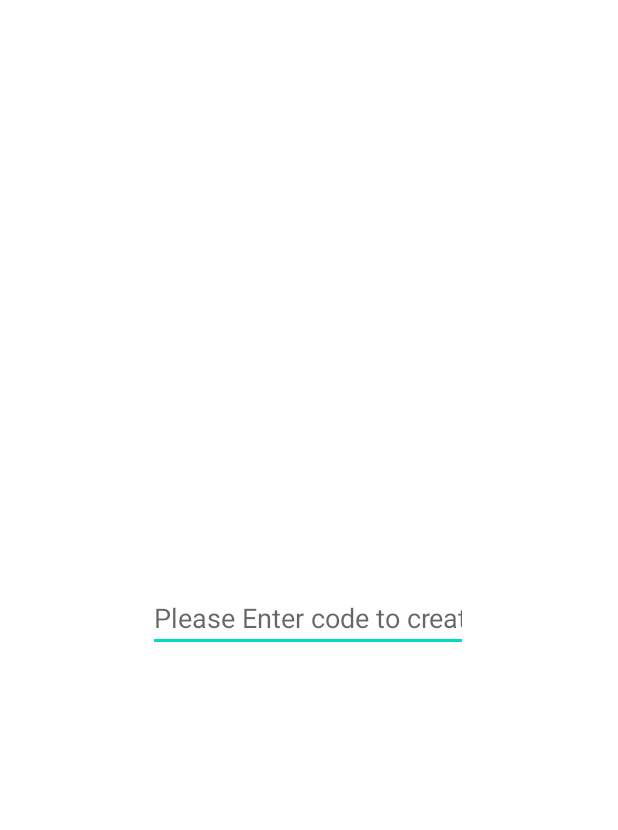
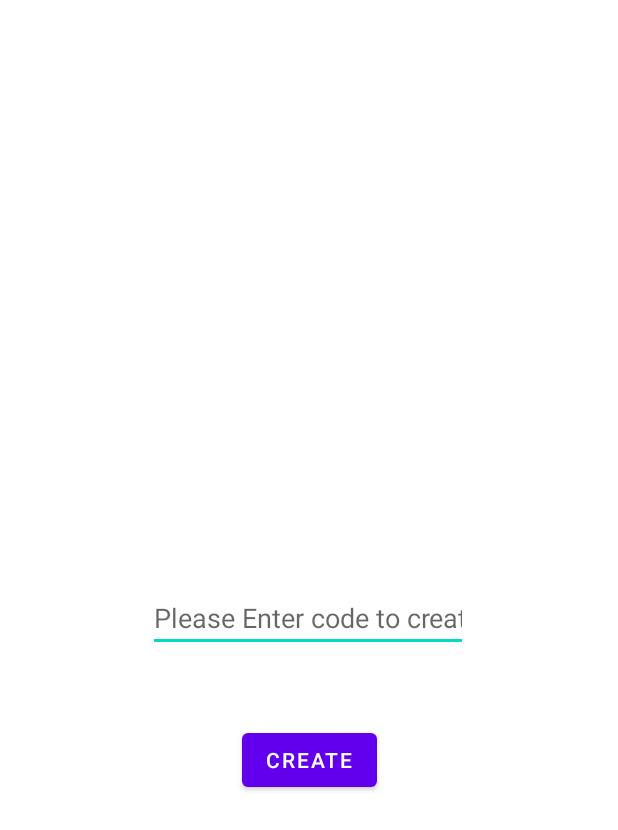
Before and after one commit to Ram-20062003/Track-Droid, an Android app: the createCircle screen opened directly, with no data from a screen before it, on a phone screen of 412 x 824 dp. Shown: the top 830 px of the screen. Run offline under Robolectric (Android 15) with nearby library versions, the phone set to English and light mode, and no system bars; our stand-ins replace Firebase (no records; nobody signed in at launch, a user with empty details on screens opened directly); Roboto replaces fonts that are not available here.

Commit message:
fix: created groups and fixed bugs

```diff
--- a/app/src/main/java/com/example/familytrackerapp/circles/createCircle.java
+++ b/app/src/main/java/com/example/familytrackerapp/circles/createCircle.java
@@ -1,17 +1,52 @@
 package com.example.familytrackerapp.circles;
 
 import android.os.Bundle;
+import android.util.Log;
+import android.view.View;
+import android.widget.Button;
+import android.widget.EditText;
 
 import androidx.annotation.Nullable;
 import androidx.appcompat.app.AppCompatActivity;
 
 import com.example.familytrackerapp.R;
+import com.google.android.gms.tasks.OnSuccessListener;
+import com.google.firebase.auth.FirebaseAuth;
+import com.google.firebase.firestore.FirebaseFirestore;
+
+import java.util.ArrayList;
+import java.util.HashMap;
+import java.util.List;
+import java.util.Map;
 
 public class createCircle extends AppCompatActivity {
+    FirebaseFirestore firebaseFirestore=FirebaseFirestore.getInstance();
+    FirebaseAuth firebaseAuth=FirebaseAuth.getInstance();
+    Button b_create;
+    EditText createText;
+    private static final String TAG = "create";
     @Override
     protected void onCreate(@Nullable Bundle savedInstanceState) {
         super.onCreate(savedInstanceState);
         setContentView(R.layout.activity_create);
+        b_create=findViewById(R.id.createCirclebutton);
+        createText=findViewById(R.id.createText);
+        List<String> list=new ArrayList<>();
+        Map<String,List<String>> map= new HashMap<>();
+        b_create.setOnClickListener(new View.OnClickListener() {
+            @Override
+            public void onClick(View view) {
+                String create=createText.getText().toString();
+                list.add(firebaseAuth.getUid());
+                map.put("id",list);
+                firebaseFirestore.collection("CreateGroup").document(create).set(map).addOnSuccessListener(new OnSuccessListener<Void>() {
+                    @Override
+                    public void onSuccess(Void unused) {
+                        Log.d(TAG, "Created successfully");
+                    }
+                });
 
+            }
+        });
     }
 }
--- a/app/src/main/res/layout/activity_create.xml
+++ b/app/src/main/res/layout/activity_create.xml
@@ -6,7 +6,7 @@
     android:layout_height="match_parent">
 
     <EditText
-        android:id="@+id/editTextTextPersonName"
+        android:id="@+id/createText"
         android:layout_width="wrap_content"
         android:layout_height="wrap_content"
         android:ems="10"
@@ -17,4 +17,16 @@
         app:layout_constraintHorizontal_bias="0.497"
         app:layout_constraintStart_toStartOf="parent"
         app:layout_constraintTop_toTopOf="parent" />
+
+    <Button
+        android:id="@+id/createCirclebutton"
+        android:layout_width="wrap_content"
+        android:layout_height="wrap_content"
+        android:layout_marginTop="28dp"
+        android:text="Create"
+        app:layout_constraintBottom_toBottomOf="parent"
+        app:layout_constraintEnd_toEndOf="parent"
+        app:layout_constraintStart_toStartOf="parent"
+        app:layout_constraintTop_toBottomOf="@+id/createText"
+        app:layout_constraintVertical_bias="0.063" />
 </androidx.constraintlayout.widget.ConstraintLayout>
--- a/app/src/main/res/layout/activity_join.xml
+++ b/app/src/main/res/layout/activity_join.xml
@@ -19,7 +19,7 @@
         app:layout_constraintTop_toTopOf="parent" />
 
     <Button
-        android:id="@+id/createCirclebutton"
+        android:id="@+id/joinCirclebutton"
         android:layout_width="wrap_content"
         android:layout_height="wrap_content"
         android:layout_marginTop="52dp"
```
Also changed, not shown: app/src/main/java/com/example/familytrackerapp/circles/joinCircle.java (+22 -24 lines).
